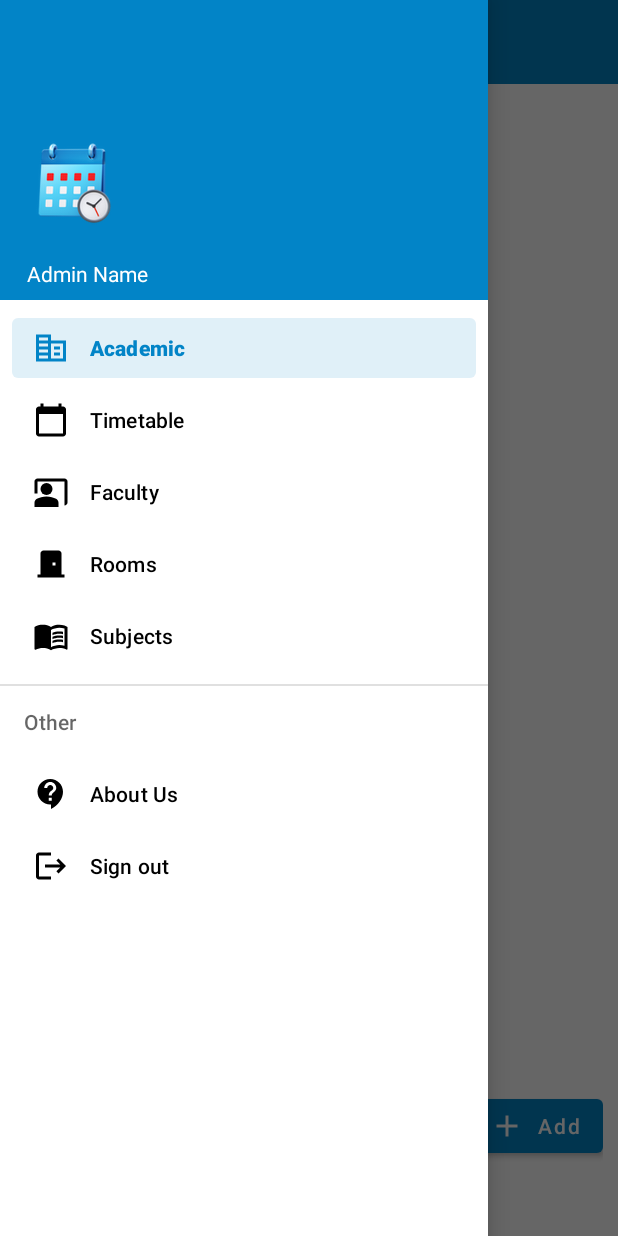
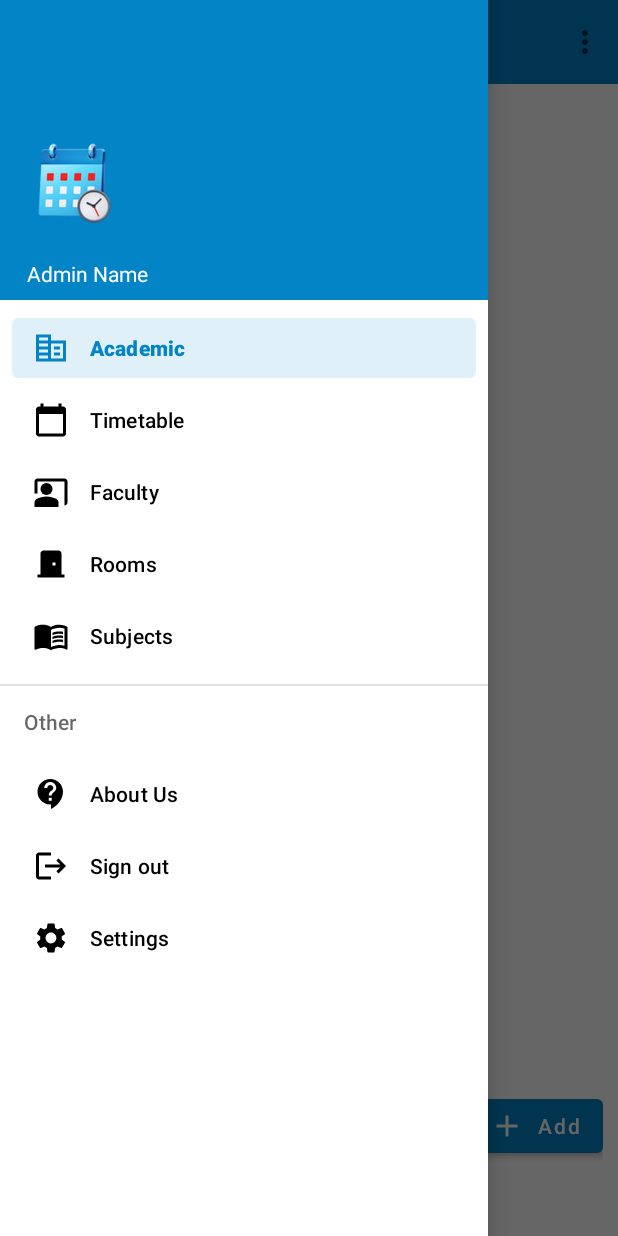
Before and after one commit to dhavanikgithub/OrganizeU, an Android app: the FacultyFragment screen opened through its navigation route, with the side drawer open, on a phone screen of 412 x 824 dp. Run offline under Robolectric (Android 15) with nearby library versions, the light colour scheme and no system bars; our stand-ins replace Firebase (no records; nobody signed in at launch, a user with empty details on screens opened directly), data binding, navigation-ui, sdp/ssp sizes.

Commit message:
check box selector

```diff
--- a/app/src/main/java/com/dk/organizeu/activity_admin/fragments/faculty/FacultyFragment.kt
+++ b/app/src/main/java/com/dk/organizeu/activity_admin/fragments/faculty/FacultyFragment.kt
@@ -3,8 +3,12 @@ package com.dk.organizeu.activity_admin.fragments.faculty
 import android.os.Bundle
 import android.util.Log
 import android.view.LayoutInflater
+import android.view.Menu
+import android.view.MenuInflater
+import android.view.MenuItem
 import android.view.View
 import android.view.ViewGroup
+import android.widget.Toast
 import androidx.databinding.DataBindingUtil
 import androidx.fragment.app.Fragment
 import androidx.lifecycle.ViewModelProvider
@@ -40,6 +44,7 @@ class FacultyFragment : Fragment(), com.dk.organizeu.listener.OnItemClickListene
         inflater: LayoutInflater, container: ViewGroup?,
         savedInstanceState: Bundle?
     ): View {
+        setHasOptionsMenu(true)
         val view  = inflater.inflate(R.layout.fragment_faculty, container, false)
         binding = DataBindingUtil.bind(view)!!
         viewModel = ViewModelProvider(this)[FacultyViewModel::class.java]
@@ -132,7 +137,33 @@ class FacultyFragment : Fragment(), com.dk.organizeu.listener.OnItemClickListene
                     }
                 }
 
+
+
             }
+        }
+    }
+
+    override fun onCreateOptionsMenu(menu: Menu, inflater: MenuInflater) {
+        inflater.inflate(R.menu.options_menu, menu)
+        super.onCreateOptionsMenu(menu, inflater)
+    }
+
+    override fun onOptionsItemSelected(item: MenuItem): Boolean {
+        when (item.itemId) {
+            R.id.action_select_all -> {
+                return true
+            }
+            R.id.action_inverse_select -> {
+                return true
+            }
+            R.id.action_unselect_all -> {
+                return true
+            }
+            R.id.action_delete_selection -> {
+                Toast.makeText(requireContext(), "Clicked Delete selection", Toast.LENGTH_SHORT).show()
+                return true
+            }
+            else -> return super.onOptionsItemSelected(item)
         }
     }
 
--- /dev/null
+++ b/app/src/main/res/drawable/checkbox_selector.xml
@@ -0,0 +1,5 @@
+<?xml version="1.0" encoding="utf-8"?>
+<selector xmlns:android="http://schemas.android.com/apk/res/android">
+    <item android:drawable="@drawable/ic_checkbox_checked" android:state_checked="true"/>
+    <item android:drawable="@drawable/ic_checkbox_unchecked"/>
+</selector>
--- /dev/null
+++ b/app/src/main/res/drawable/ic_checkbox_checked.xml
@@ -0,0 +1,5 @@
+<vector xmlns:android="http://schemas.android.com/apk/res/android" android:height="24dp" android:tint="#000000" android:viewportHeight="24" android:viewportWidth="24" android:width="24dp">
+
+    <path android:fillColor="@android:color/white" android:pathData="M16.59,7.58L10,14.17l-3.59,-3.58L5,12l5,5 8,-8zM12,2C6.48,2 2,6.48 2,12s4.48,10 10,10 10,-4.48 10,-10S17.52,2 12,2zM12,20c-4.42,0 -8,-3.58 -8,-8s3.58,-8 8,-8 8,3.58 8,8 -3.58,8 -8,8z"/>
+
+</vector>
--- /dev/null
+++ b/app/src/main/res/drawable/ic_checkbox_unchecked.xml
@@ -0,0 +1,5 @@
+<vector xmlns:android="http://schemas.android.com/apk/res/android" android:height="24dp" android:tint="#000000" android:viewportHeight="24" android:viewportWidth="24" android:width="24dp">
+
+    <path android:fillColor="@android:color/white" android:pathData="M12,2C6.48,2 2,6.48 2,12s4.48,10 10,10 10,-4.48 10,-10S17.52,2 12,2zM12,20c-4.42,0 -8,-3.58 -8,-8s3.58,-8 8,-8 8,3.58 8,8 -3.58,8 -8,8z"/>
+
+</vector>
--- a/app/src/main/res/menu/admin_drawer.xml
+++ b/app/src/main/res/menu/admin_drawer.xml
@@ -36,6 +36,10 @@
                 android:id="@+id/nav_sign_out"
                 android:title="Sign out"
                 android:icon="@drawable/ic_signout"/>
+            <item
+                android:id="@+id/nav_settings"
+                android:title="Settings"
+                android:icon="@drawable/ic_settings"/>
         </menu>
     </item>
 </menu>
--- /dev/null
+++ b/app/src/main/res/menu/options_menu.xml
@@ -0,0 +1,20 @@
+<?xml version="1.0" encoding="utf-8"?>
+<menu xmlns:android="http://schemas.android.com/apk/res/android"
+    xmlns:app="http://schemas.android.com/apk/res-auto">
+    <item
+        android:id="@+id/action_select_all"
+        android:title="Select all"
+        app:showAsAction="never" />
+    <item
+        android:id="@+id/action_inverse_select"
+        android:title="Inverse Select"
+        app:showAsAction="never" />
+    <item
+        android:id="@+id/action_unselect_all"
+        android:title="Unselect all"
+        app:showAsAction="never" />
+    <item
+        android:id="@+id/action_delete_selection"
+        android:title="Delete"
+        app:showAsAction="never" />
+</menu>
--- a/app/src/main/res/values/themes.xml
+++ b/app/src/main/res/values/themes.xml
@@ -32,7 +32,9 @@
 
         <item name="android:statusBarColor">@color/colorPrimary</item>
 
+
     </style>
+
 
     <style name="ChipStyle" parent="ShapeAppearanceOverlay.Material3.Chip">
         <item name="android:checkable">true</item>
```
